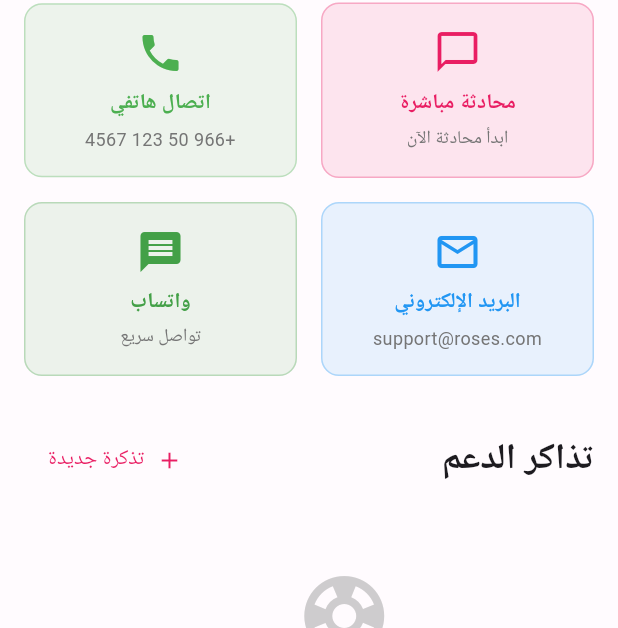
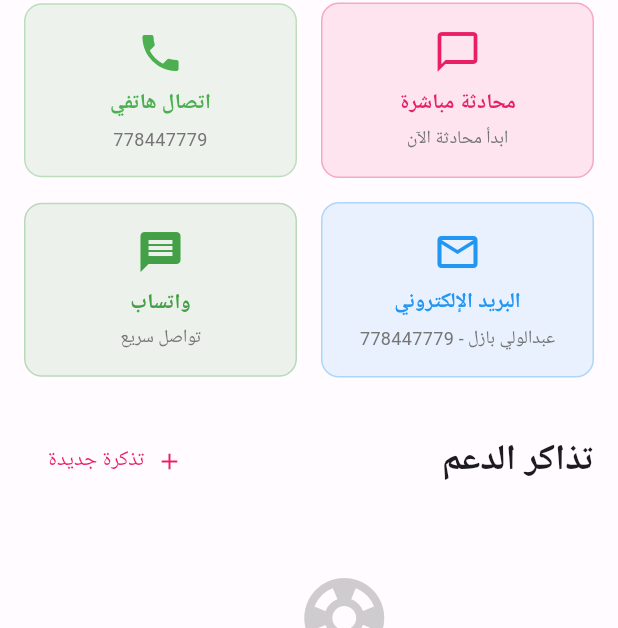
Before and after one commit to alialiabod20255-droid/stst, a Flutter app: the SupportPage screen opened by its route, on a phone screen of 412 x 824 dp. Shown: the part 608-1236 px from the top of the screen. Run offline on Flutter 3.47's test engine with Material 3 defaults, Android fonts, the phone set to English and light mode, and no system bars; our stand-ins replace cached_network_image, carousel_slider, cloud_firestore, firebase_auth, firebase_core, firebase_messaging and 8 more; missing offline and left inert: firebase_app_check, flutter_stripe; accounts and stored records are empty; network calls fail; Roboto replaces fonts that are missing (Cairo).

Commit message:
Updated offer_details_page.dart

```diff
--- a/lib/features/offers/presentation/pages/offer_details_page.dart
+++ b/lib/features/offers/presentation/pages/offer_details_page.dart
@@ -214,7 +214,7 @@ class _OfferDetailsPageState extends State<OfferDetailsPage> {
                       width: double.infinity,
                       child: ElevatedButton(
                         onPressed: () {
-                          Navigator.pushNamed(context, '/products');
+                          Navigator.pushNamed(context, AppConfig.productsListRoute);
                         },
                         style: ElevatedButton.styleFrom(
                           backgroundColor: AppTheme.primaryPink,
--- a/lib/features/support/presentation/pages/create_ticket_page.dart
+++ b/lib/features/support/presentation/pages/create_ticket_page.dart
@@ -298,7 +298,7 @@ class _CreateTicketPageState extends State<CreateTicketPage> {
                           size: 16,
                         ),
                         const SizedBox(width: 8),
-                        const Text('+966 50 123 4567'),
+                        const Text('778447779'),
                       ],
                     ),
                     const SizedBox(height: 8),
@@ -310,7 +310,7 @@ class _CreateTicketPageState extends State<CreateTicketPage> {
                           size: 16,
                         ),
                         const SizedBox(width: 8),
-                        const Text('support@roses.com'),
+                        const Text('عبدالولي بازل - 778447779'),
                       ],
                     ),
                   ],
--- a/lib/features/support/presentation/pages/support_page.dart
+++ b/lib/features/support/presentation/pages/support_page.dart
@@ -131,7 +131,7 @@ class _SupportPageState extends State<SupportPage> {
                   child: _buildContactCard(
                     icon: Icons.phone,
                     title: 'اتصال هاتفي',
-                    subtitle: '+966 50 123 4567',
+                    subtitle: '778447779',
                     color: Colors.green,
                     onTap: () async {
                       final Uri phoneUri = Uri(scheme: 'tel', path: '+966501234567');
@@ -152,7 +152,7 @@ class _SupportPageState extends State<SupportPage> {
                   child: _buildContactCard(
                     icon: Icons.email_outlined,
                     title: 'البريد الإلكتروني',
-                    subtitle: 'support@roses.com',
+                    subtitle: 'عبدالولي بازل - 778447779',
                     color: Colors.blue,
                     onTap: () async {
                       final Uri emailUri = Uri(
```
Also changed, not shown: lib/features/home/presentation/pages/home_page.dart (+8 -2 lines).
